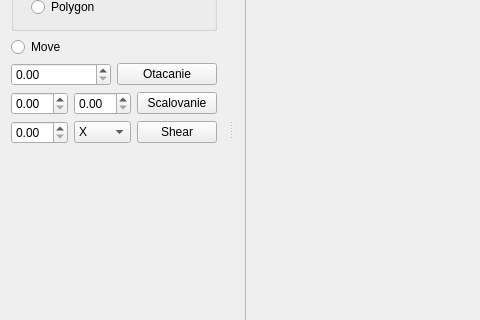
This is ImageViewer.ui in mavik3/pg as Qt 5 draws it before an edit; both pictures show x 0 to 480 and y 201 to 521 of the 818 by 646 pixel window. The edited form follows.
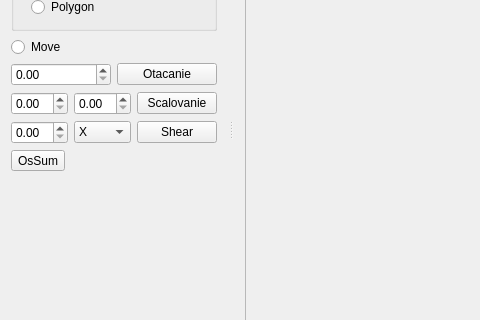
This is the edited form.

```diff
--- a/ImageViewer.ui
+++ b/ImageViewer.ui
@@ -209,6 +209,19 @@
        </item>
       </layout>
      </item>
+     <item>
+      <widget class="QToolButton" name="OsSum">
+       <property name="text">
+        <string>OsSum</string>
+       </property>
+       <property name="checkable">
+        <bool>true</bool>
+       </property>
+       <property name="autoRepeatInterval">
+        <number>100</number>
+       </property>
+      </widget>
+     </item>
      <item>
       <spacer name="verticalSpacer">
        <property name="orientation">
```
Left out of the diff: 2 changed lines with no effect on the pictures.
